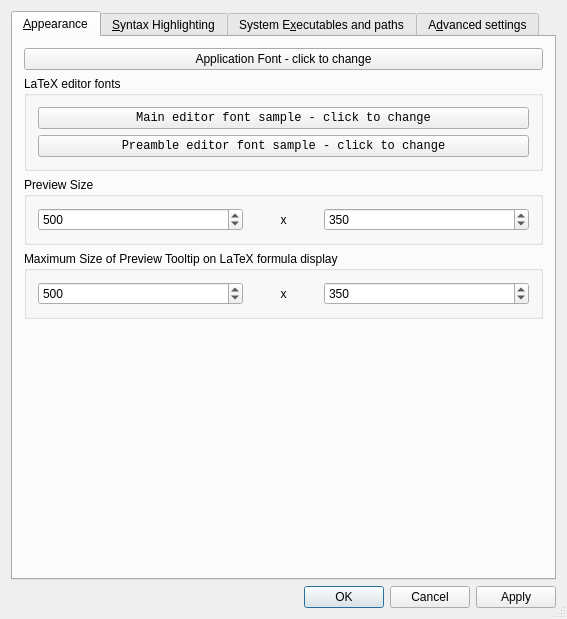
Above: src/klfsettingsui.ui from CryFeiFei/klatexformula before the change. Below: the same form after it.
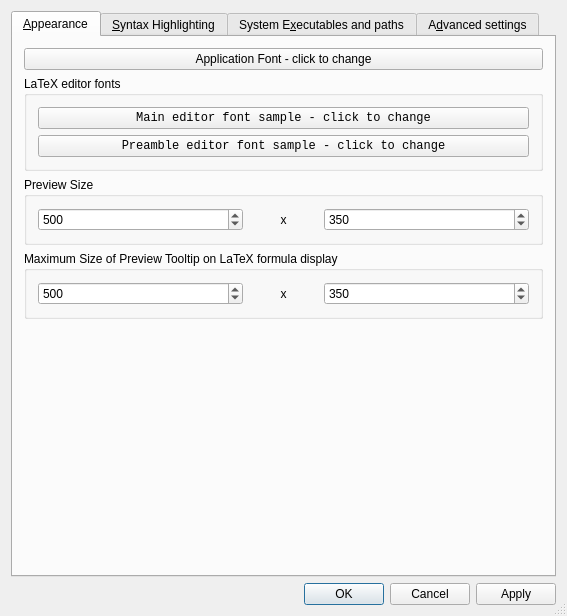
That is the form after the change. Icons and pictures are not drawn. Custom widgets are drawn as their Qt base class.

What changed in the file:
```diff
--- a/src/klfsettingsui.ui
+++ b/src/klfsettingsui.ui
@@ -10,7 +10,7 @@
     <x>0</x>
     <y>0</y>
     <width>567</width>
-    <height>619</height>
+    <height>616</height>
    </rect>
   </property>
   <property name="minimumSize" >
```
Left out of the diff: 12 changed lines with no effect on the pictures.
